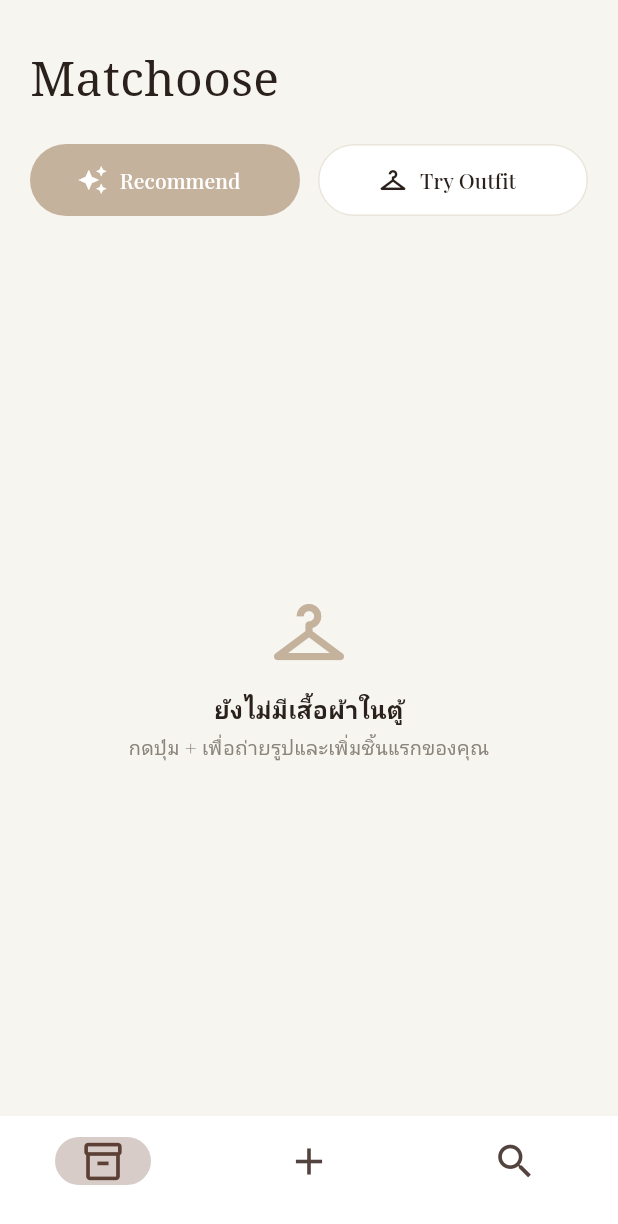
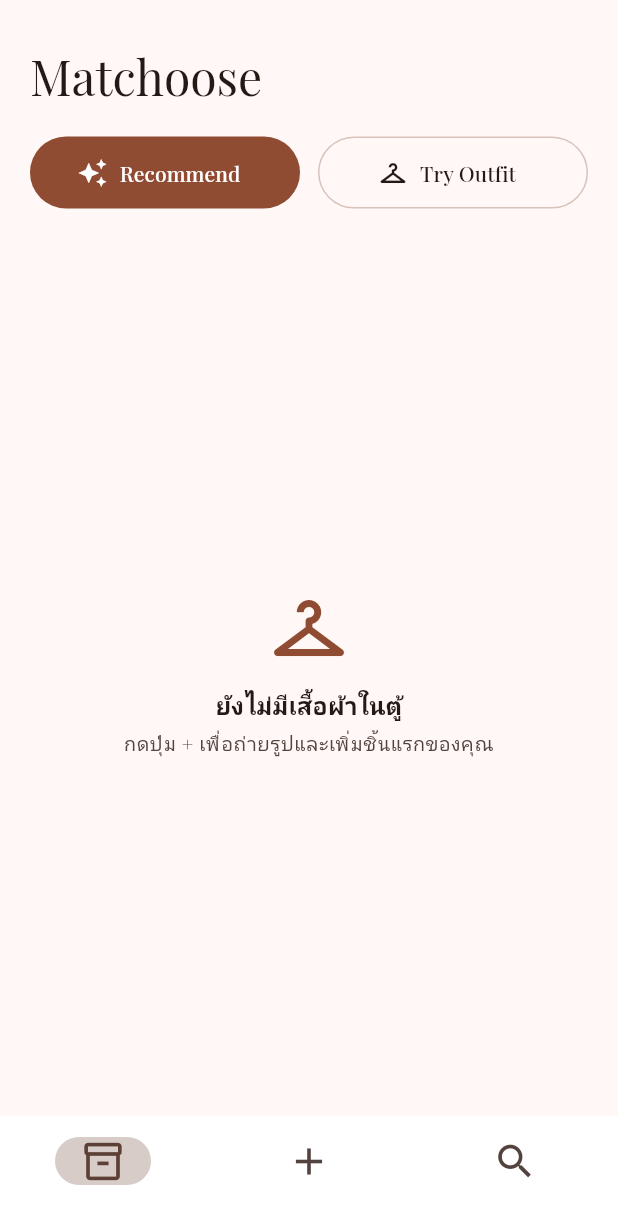
Before and after one commit to Kunkitsanat/MatChoose, a Flutter app: the screen it shows after launch, on a phone screen of 412 x 824 dp. Shown: the top 1224 px of the screen. Run offline on Flutter 3.47's test engine with Material 3 defaults, Android fonts, the phone set to English and light mode, and no system bars; our stand-ins replace camera, google_fonts, image_picker.

Commit message:
use app theme for colors and fonts in HomeScreen

```diff
--- a/lib/screens/home/home_screen.dart
+++ b/lib/screens/home/home_screen.dart
@@ -3,22 +3,6 @@
 import 'package:flutter/material.dart';
 import 'package:matchoose/screens/add/closet_repository.dart';
 import 'package:matchoose/models/clothing_item.dart';
-
-
-
-const _bg = Color(0xFFF7F5F0);
-const _border = Color(0xFFEAE5DA);
-const _cardBg = Color(0xFFEDE8DC);
-const _accent = Color(0xFFC4B29C);
-const _ink = Color(0xFF2A211C);
-const _muted = Color(0xFF8A847B);
-const _danger = Color(0xFFC0392B);
-
-const _serif = TextStyle(
-  fontFamily: 'Georgia',
-  fontFamilyFallback: ['Times New Roman', 'serif'],
-  color: _ink,
-);
 
 class HomeScreen extends StatefulWidget {
   const HomeScreen({super.key});
@@ -82,8 +66,12 @@
 
   @override
   Widget build(BuildContext context) {
+    final theme = Theme.of(context);
+    final cs = theme.colorScheme;
+    final tt = theme.textTheme;
+
     return ColoredBox(
-      color: _bg,
+      color: theme.scaffoldBackgroundColor,
       child: SafeArea(
         child: Column(
           children: [
@@ -94,13 +82,11 @@
                   // Header
                   Row(
                     children: [
-                      const Text(
+                      Text(
                         'Matchoose',
-                        style: TextStyle(
-                          fontFamily: 'Georgia',
-                          fontFamilyFallback: ['Times New Roman', 'serif'],
+                        style: tt.headlineMedium?.copyWith(
                           fontSize: 32,
-                          color: _ink,
+                          color: cs.onSurface,
                         ),
                       ),
                     ],
@@ -116,9 +102,8 @@
                           onPressed: () {
                             // TODO: ไปหน้า Recommend
                           },
+                          // สีมาจาก colorScheme.primary / onPrimary อัตโนมัติ
                           style: FilledButton.styleFrom(
-                            backgroundColor: _accent,
-                            foregroundColor: Colors.white,
                             minimumSize: const Size(0, 48),
                             shape: const StadiumBorder(),
                           ),
@@ -133,11 +118,11 @@
                             // TODO: ไปหน้า Try Outfit
                           },
                           style: OutlinedButton.styleFrom(
-                            backgroundColor: Colors.white,
-                            foregroundColor: _ink,
+                            backgroundColor: cs.surface,
+                            foregroundColor: cs.onSurface,
                             minimumSize: const Size(0, 48),
                             shape: const StadiumBorder(),
-                            side: const BorderSide(color: _border),
+                            side: BorderSide(color: cs.outlineVariant),
                           ),
                           icon: const Icon(Icons.checkroom, size: 20),
                           label: const Text('Try Outfit'),
@@ -212,6 +197,9 @@
 
   @override
   Widget build(BuildContext context) {
+    final cs = Theme.of(context).colorScheme;
+    final tt = Theme.of(context).textTheme;
+
     return Column(
       crossAxisAlignment: CrossAxisAlignment.start,
       children: [
@@ -220,13 +208,16 @@
           child: Row(
             children: [
               Expanded(
-                child: Text(title, style: _serif.copyWith(fontSize: 22)),
+                child: Text(
+                  title,
+                  style: tt.titleLarge?.copyWith(color: cs.onSurface),
+                ),
               ),
               GestureDetector(
                 onTap: onSeeAll,
-                child: const Text(
+                child: Text(
                   'See all',
-                  style: TextStyle(fontSize: 14, color: _muted),
+                  style: tt.bodyMedium?.copyWith(color: cs.onSurfaceVariant),
                 ),
               ),
             ],
@@ -265,6 +256,9 @@
 
   @override
   Widget build(BuildContext context) {
+    final cs = Theme.of(context).colorScheme;
+    final tt = Theme.of(context).textTheme;
+
     return GestureDetector(
       onTap: onTap,
       child: SizedBox(
@@ -280,16 +274,16 @@
                 child: Stack(
                   fit: StackFit.expand,
                   children: [
-                    const ColoredBox(color: _cardBg),
+                    ColoredBox(color: cs.surfaceContainerHigh),
                     Padding(
                       padding: const EdgeInsets.all(8),
                       child: Image.file(
                         File(item.imagePath),
                         fit: BoxFit.contain,
                         cacheWidth: 330, // ลดการใช้ memory ตอนแสดงรูป thumbnail
-                        errorBuilder: (_, __, ___) => const Icon(
+                        errorBuilder: (_, __, ___) => Icon(
                           Icons.broken_image_outlined,
-                          color: _muted,
+                          color: cs.onSurfaceVariant,
                         ),
                       ),
                     ),
@@ -302,12 +296,12 @@
                           height: 24,
                           decoration: BoxDecoration(
                             shape: BoxShape.circle,
-                            color: Colors.white.withValues(alpha: 0.9),
+                            color: cs.surface.withValues(alpha: 0.9),
                           ),
-                          child: const Icon(
+                          child: Icon(
                             Icons.favorite,
                             size: 14,
-                            color: _danger,
+                            color: cs.error,
                           ),
                         ),
                       ),
@@ -320,11 +314,11 @@
               item.name,
               maxLines: 1,
               overflow: TextOverflow.ellipsis,
-              style: const TextStyle(
+              style: tt.bodySmall?.copyWith(
                 fontSize: 13,
-                color: _ink,
+                color: cs.onSurface,
               ),
-),
+            ),
           ],
         ),
       ),
@@ -337,27 +331,32 @@
 
   @override
   Widget build(BuildContext context) {
-    return const Center(
+    final cs = Theme.of(context).colorScheme;
+    final tt = Theme.of(context).textTheme;
+
+    return Center(
       child: Padding(
-        padding: EdgeInsets.symmetric(horizontal: 40),
+        padding: const EdgeInsets.symmetric(horizontal: 40),
         child: Column(
           mainAxisSize: MainAxisSize.min,
           children: [
-            Icon(Icons.checkroom_outlined, size: 56, color: _accent),
-            SizedBox(height: 12),
+            Icon(Icons.checkroom_outlined, size: 56, color: cs.primary),
+            const SizedBox(height: 12),
             Text(
               'ยังไม่มีเสื้อผ้าในตู้',
-              style: TextStyle(
-                fontSize: 16,
+              style: tt.titleMedium?.copyWith(
                 fontWeight: FontWeight.w600,
-                color: _ink,
+                color: cs.onSurface,
               ),
             ),
-            SizedBox(height: 4),
+            const SizedBox(height: 4),
             Text(
               'กดปุ่ม + เพื่อถ่ายรูปและเพิ่มชิ้นแรกของคุณ',
               textAlign: TextAlign.center,
-              style: TextStyle(fontSize: 13, color: _muted),
+              style: tt.bodySmall?.copyWith(
+                fontSize: 13,
+                color: cs.onSurfaceVariant,
+              ),
             ),
           ],
         ),
```
